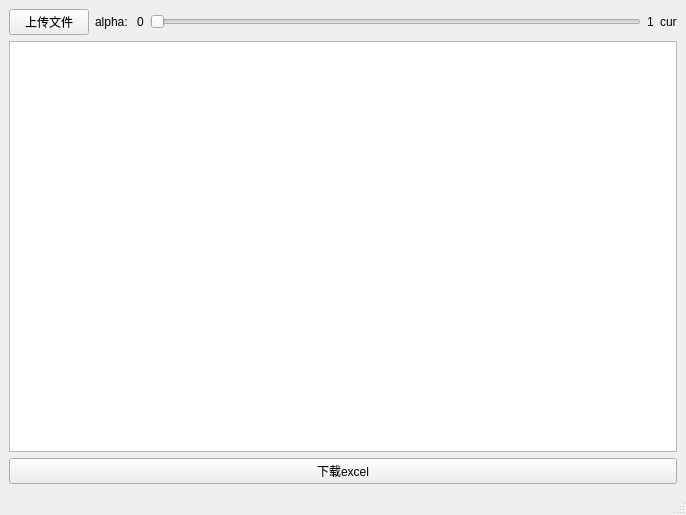
Cookie-HOO/lwx_project, file lwx_project/client/ui/contribution.ui: the form before one commit.
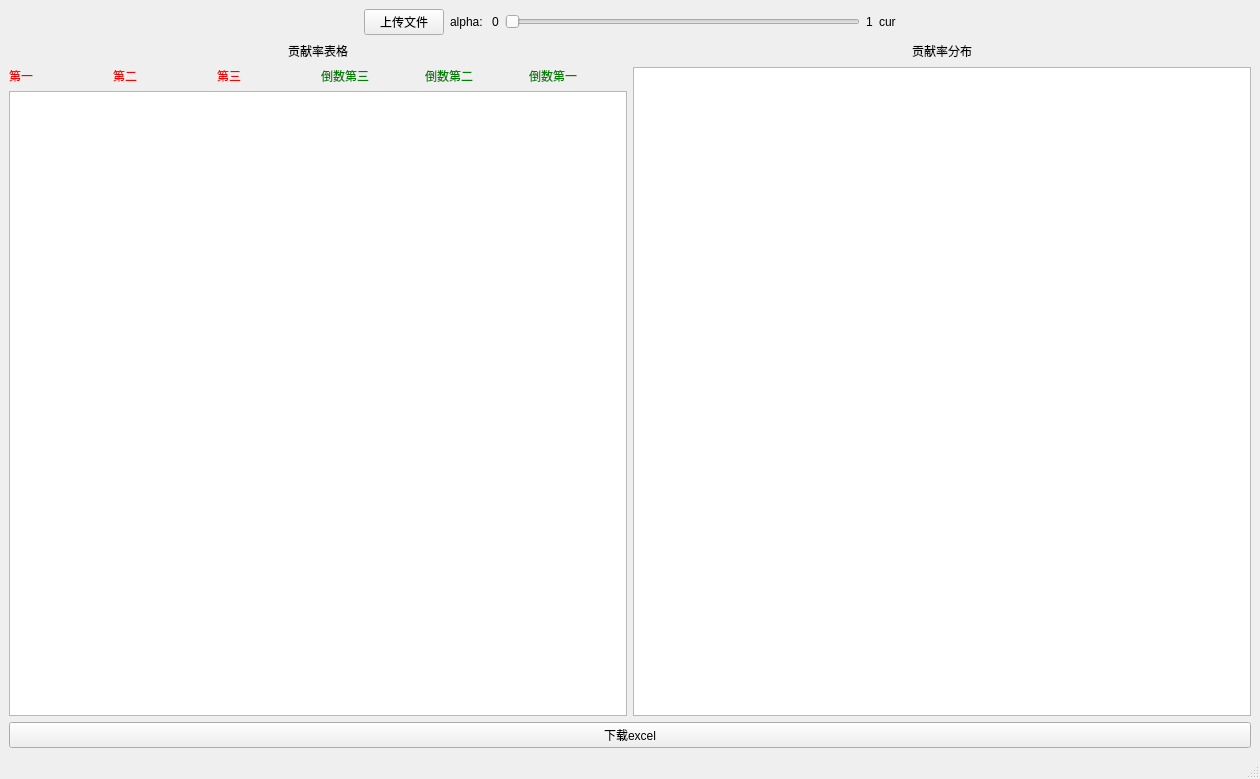
The form after the commit.

Commit message: feat: 完善贡献率场景，补充产品评估场景

```diff
--- a/lwx_project/client/ui/contribution.ui
+++ b/lwx_project/client/ui/contribution.ui
@@ -6,22 +6,38 @@
    <rect>
     <x>0</x>
     <y>0</y>
-    <width>686</width>
-    <height>515</height>
+    <width>1260</width>
+    <height>779</height>
    </rect>
   </property>
   <property name="windowTitle">
    <string>MainWindow</string>
   </property>
+  <property name="layoutDirection">
+   <enum>Qt::LeftToRight</enum>
+  </property>
   <property name="styleSheet">
    <string notr="true"/>
   </property>
   <widget class="QWidget" name="centralwidget">
-   <layout class="QVBoxLayout" name="verticalLayout">
+   <layout class="QVBoxLayout" name="verticalLayout_3">
     <item>
      <layout class="QHBoxLayout" name="horizontalLayout">
       <item>
-       <widget class="QPushButton" name="upload_button">
+       <spacer name="horizontalSpacer_6">
+        <property name="orientation">
+         <enum>Qt::Horizontal</enum>
+        </property>
+        <property name="sizeHint" stdset="0">
+         <size>
+          <width>40</width>
+          <height>20</height>
+         </size>
+        </property>
+       </spacer>
+      </item>
+      <item>
+       <widget class="QPushButton" name="upload_table_button">
         <property name="text">
          <string>上传文件</string>
         </property>
@@ -65,17 +81,190 @@
         </property>
        </widget>
       </item>
+      <item>
+       <spacer name="horizontalSpacer_5">
+        <property name="orientation">
+         <enum>Qt::Horizontal</enum>
+        </property>
+        <property name="sizeHint" stdset="0">
+         <size>
+          <width>40</width>
+          <height>20</height>
+         </size>
+        </property>
+       </spacer>
+      </item>
      </layout>
     </item>
     <item>
-     <widget class="QTableWidget" name="table_value"/>
+     <layout class="QHBoxLayout" name="horizontalLayout_15">
+      <item>
+       <layout class="QVBoxLayout" name="verticalLayout">
+        <item>
+         <layout class="QHBoxLayout" name="horizontalLayout_3">
+          <item>
+           <spacer name="horizontalSpacer">
+            <property name="orientation">
+             <enum>Qt::Horizontal</enum>
+            </property>
+            <property name="sizeHint" stdset="0">
+             <size>
+              <width>40</width>
+              <height>20</height>
+             </size>
+            </property>
+           </spacer>
+          </item>
+          <item>
+           <widget class="QLabel" name="label_4">
+            <property name="text">
+             <string>贡献率表格</string>
+            </property>
+           </widget>
+          </item>
+          <item>
+           <spacer name="horizontalSpacer_2">
+            <property name="orientation">
+             <enum>Qt::Horizontal</enum>
+            </property>
+            <property name="sizeHint" stdset="0">
+             <size>
+              <width>40</width>
+              <height>20</height>
+             </size>
+            </property>
+           </spacer>
+          </item>
+         </layout>
+        </item>
+        <item>
+         <layout class="QHBoxLayout" name="horizontalLayout_13">
+          <item>
+           <widget class="QLabel" name="rank_1">
+            <property name="styleSheet">
+             <string notr="true">color: red</string>
+            </property>
+            <property name="text">
+             <string>第一</string>
+            </property>
+           </widget>
+          </item>
+          <item>
+           <widget class="QLabel" name="rank_2">
+            <property name="styleSheet">
+             <string notr="true">color: red</string>
+            </property>
+            <property name="text">
+             <string>第二</string>
+            </property>
+           </widget>
+          </item>
+          <item>
+           <widget class="QLabel" name="rank_3">
+            <property name="styleSheet">
+             <string notr="true">color: red</string>
+            </property>
+            <property name="text">
+             <string>第三</string>
+            </property>
+           </widget>
+          </item>
+          <item>
+           <widget class="QLabel" name="rank_neg_3">
+            <property name="styleSheet">
+             <string notr="true">color: green</string>
+            </property>
+            <property name="text">
+             <string>倒数第三</string>
+            </property>
+           </widget>
+          </item>
+          <item>
+           <widget class="QLabel" name="rank_neg_2">
+            <property name="styleSheet">
+             <string notr="true">color: green</string>
+            </property>
+            <property name="text">
+             <string>倒数第二</string>
+            </property>
+           </widget>
+          </item>
+          <item>
+           <widget class="QLabel" name="rank_neg_1">
+            <property name="styleSheet">
+             <string notr="true">color: green</string>
+            </property>
+            <property name="text">
+             <string>倒数第一</string>
+            </property>
+           </widget>
+          </item>
+         </layout>
+        </item>
+        <item>
+         <layout class="QHBoxLayout" name="horizontalLayout_14"/>
+        </item>
+        <item>
+         <widget class="QTableWidget" name="table_value"/>
+        </item>
+       </layout>
+      </item>
+      <item>
+       <layout class="QVBoxLayout" name="verticalLayout_2">
+        <item>
+         <layout class="QHBoxLayout" name="horizontalLayout_11">
+          <item>
+           <spacer name="horizontalSpacer_3">
+            <property name="orientation">
+             <enum>Qt::Horizontal</enum>
+            </property>
+            <property name="sizeHint" stdset="0">
+             <size>
+              <width>40</width>
+              <height>20</height>
+             </size>
+            </property>
+           </spacer>
+          </item>
+          <item>
+           <widget class="QLabel" name="label_6">
+            <property name="text">
+             <string>贡献率分布</string>
+            </property>
+           </widget>
+          </item>
+          <item>
+           <spacer name="horizontalSpacer_4">
+            <property name="orientation">
+             <enum>Qt::Horizontal</enum>
+            </property>
+            <property name="sizeHint" stdset="0">
+             <size>
+              <width>40</width>
+              <height>20</height>
+             </size>
+            </property>
+           </spacer>
+          </item>
+         </layout>
+        </item>
+        <item>
+         <widget class="QGraphicsView" name="graph_value"/>
+        </item>
+       </layout>
+      </item>
+     </layout>
     </item>
     <item>
-     <widget class="QPushButton" name="download_button">
-      <property name="text">
-       <string>下载excel</string>
-      </property>
-     </widget>
+     <layout class="QHBoxLayout" name="horizontalLayout_9">
+      <item>
+       <widget class="QPushButton" name="download_table_button">
+        <property name="text">
+         <string>下载excel</string>
+        </property>
+       </widget>
+      </item>
+     </layout>
     </item>
    </layout>
   </widget>
```
Left out of the diff: 7 changed lines with no effect on the pictures. The commit also changes 20 other files.
